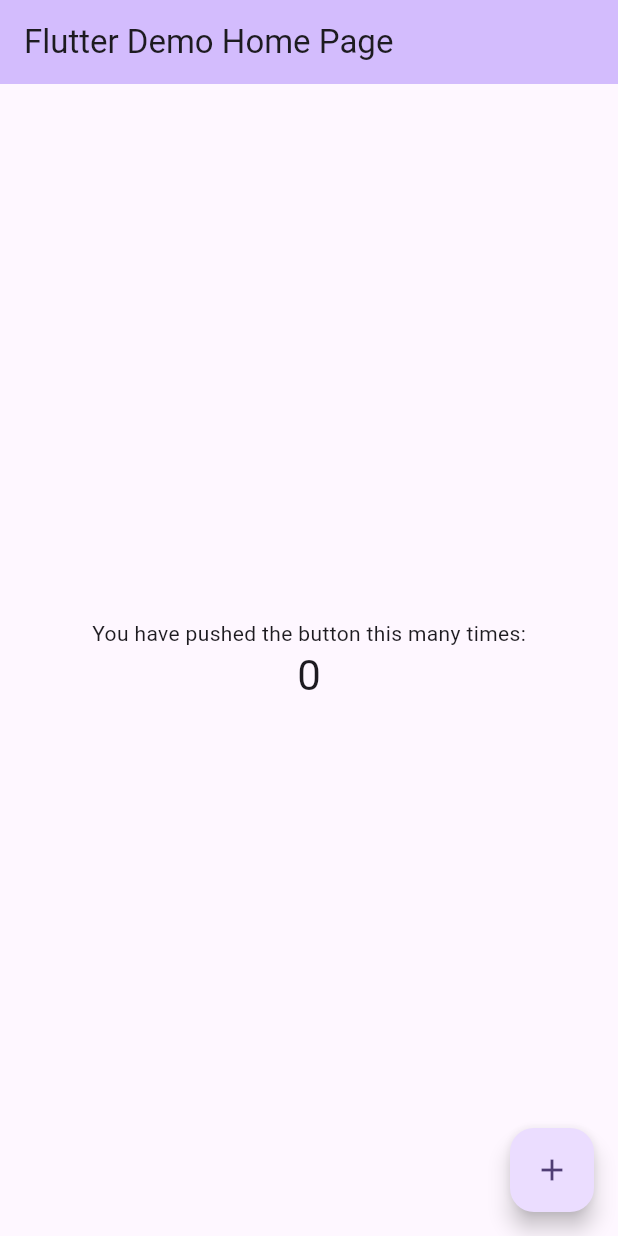
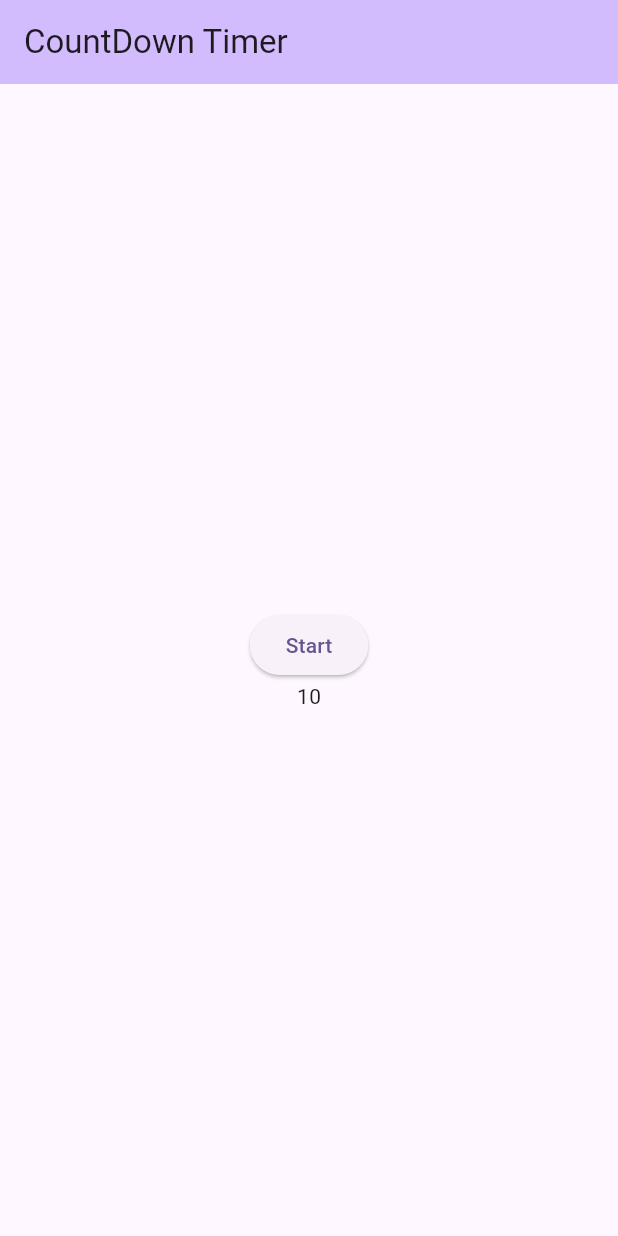
Before and after one commit to marquinhos2017/CountDownFlutter, a Flutter app: the screen it shows after launch, on a phone screen of 412 x 824 dp. Run offline on Flutter 3.47's test engine with Material 3 defaults, Android fonts, the phone set to English and light mode, and no system bars.

Commit message:
Finalizando o programa

```diff
--- a/lib/main.dart
+++ b/lib/main.dart
@@ -1,3 +1,5 @@
+import 'dart:async';
+
 import 'package:flutter/material.dart';
 
 void main() {
@@ -11,42 +13,18 @@
   @override
   Widget build(BuildContext context) {
     return MaterialApp(
-      title: 'Flutter Demo',
+      title: 'CountDown Timer',
       theme: ThemeData(
-        // This is the theme of your application.
-        //
-        // TRY THIS: Try running your application with "flutter run". You'll see
-        // the application has a blue toolbar. Then, without quitting the app,
-        // try changing the seedColor in the colorScheme below to Colors.green
-        // and then invoke "hot reload" (save your changes or press the "hot
-        // reload" button in a Flutter-supported IDE, or press "r" if you used
-        // the command line to start the app).
-        //
-        // Notice that the counter didn't reset back to zero; the application
-        // state is not lost during the reload. To reset the state, use hot
-        // restart instead.
-        //
-        // This works for code too, not just values: Most code changes can be
-        // tested with just a hot reload.
         colorScheme: ColorScheme.fromSeed(seedColor: Colors.deepPurple),
         useMaterial3: true,
       ),
-      home: const MyHomePage(title: 'Flutter Demo Home Page'),
+      home: const MyHomePage(title: 'CountDown Timer'),
     );
   }
 }
 
 class MyHomePage extends StatefulWidget {
   const MyHomePage({super.key, required this.title});
-
-  // This widget is the home page of your application. It is stateful, meaning
-  // that it has a State object (defined below) that contains fields that affect
-  // how it looks.
-
-  // This class is the configuration for the state. It holds the values (in this
-  // case the title) provided by the parent (in this case the App widget) and
-  // used by the build method of the State. Fields in a Widget subclass are
-  // always marked "final".
 
   final String title;
 
@@ -55,71 +33,61 @@
 }
 
 class _MyHomePageState extends State<MyHomePage> {
-  int _counter = 0;
+  late Timer _timer;
+  int _start = 10;
 
-  void _incrementCounter() {
-    setState(() {
-      // This call to setState tells the Flutter framework that something has
-      // changed in this State, which causes it to rerun the build method below
-      // so that the display can reflect the updated values. If we changed
-      // _counter without calling setState(), then the build method would not be
-      // called again, and so nothing would appear to happen.
-      _counter++;
-    });
+  void startTimer() {
+    print(_start);
+    if (_start == 0) {
+      setState(() {
+        _start = 10;
+      });
+      ;
+    }
+    const oneSec = const Duration(seconds: 1);
+    _timer = new Timer.periodic(
+      oneSec,
+      (Timer timer) {
+        if (_start == 0) {
+          setState(() {
+            timer.cancel();
+          });
+        } else {
+          setState(() {
+            _start--;
+          });
+        }
+      },
+    );
+  }
+
+  @override
+  void dispose() {
+    _timer.cancel();
+    super.dispose();
   }
 
   @override
   Widget build(BuildContext context) {
-    // This method is rerun every time setState is called, for instance as done
-    // by the _incrementCounter method above.
-    //
-    // The Flutter framework has been optimized to make rerunning build methods
-    // fast, so that you can just rebuild anything that needs updating rather
-    // than having to individually change instances of widgets.
     return Scaffold(
       appBar: AppBar(
-        // TRY THIS: Try changing the color here to a specific color (to
-        // Colors.amber, perhaps?) and trigger a hot reload to see the AppBar
-        // change color while the other colors stay the same.
         backgroundColor: Theme.of(context).colorScheme.inversePrimary,
-        // Here we take the value from the MyHomePage object that was created by
-        // the App.build method, and use it to set our appbar title.
         title: Text(widget.title),
       ),
       body: Center(
-        // Center is a layout widget. It takes a single child and positions it
-        // in the middle of the parent.
         child: Column(
-          // Column is also a layout widget. It takes a list of children and
-          // arranges them vertically. By default, it sizes itself to fit its
-          // children horizontally, and tries to be as tall as its parent.
-          //
-          // Column has various properties to control how it sizes itself and
-          // how it positions its children. Here we use mainAxisAlignment to
-          // center the children vertically; the main axis here is the vertical
-          // axis because Columns are vertical (the cross axis would be
-          // horizontal).
-          //
-          // TRY THIS: Invoke "debug painting" (choose the "Toggle Debug Paint"
-          // action in the IDE, or press "p" in the console), to see the
-          // wireframe for each widget.
+          children: <Widget>[
+            ElevatedButton(
+              onPressed: () {
+                startTimer();
+              },
+              child: Text("Start"),
+            ),
+            Text("$_start")
+          ],
           mainAxisAlignment: MainAxisAlignment.center,
-          children: <Widget>[
-            const Text(
-              'You have pushed the button this many times:',
-            ),
-            Text(
-              '$_counter',
-              style: Theme.of(context).textTheme.headlineMedium,
-            ),
-          ],
         ),
       ),
-      floatingActionButton: FloatingActionButton(
-        onPressed: _incrementCounter,
-        tooltip: 'Increment',
-        child: const Icon(Icons.add),
-      ), // This trailing comma makes auto-formatting nicer for build methods.
     );
   }
 }
```
